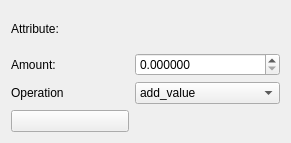
JoelDaDev/mDirt, file lib/UIs/attribute.ui: the form before one commit.
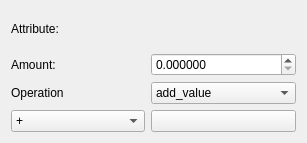
The form after the commit. Icons and pictures are not drawn.

```diff
--- a/lib/UIs/attribute.ui
+++ b/lib/UIs/attribute.ui
@@ -6,7 +6,7 @@
    <rect>
     <x>0</x>
     <y>0</y>
-    <width>291</width>
+    <width>307</width>
     <height>143</height>
    </rect>
   </property>
@@ -14,24 +14,14 @@
    <string>Form</string>
   </property>
   <layout class="QGridLayout" name="gridLayout">
-   <item row="3" column="0">
+   <item row="3" column="1">
     <widget class="QLabel" name="label_4">
      <property name="text">
       <string>Operation</string>
      </property>
     </widget>
    </item>
-   <item row="5" column="0">
-    <widget class="QPushButton" name="attributeRemove">
-     <property name="text">
-      <string/>
-     </property>
-     <property name="icon">
-      <iconset theme="QIcon::ThemeIcon::ListRemove"/>
-     </property>
-    </widget>
-   </item>
-   <item row="3" column="1">
+   <item row="3" column="2">
     <widget class="QComboBox" name="amountOperationBox">
      <item>
       <property name="text">
@@ -50,34 +40,67 @@
      </item>
     </widget>
    </item>
-   <item row="0" column="0">
+   <item row="0" column="1">
     <widget class="QLabel" name="label">
      <property name="text">
       <string>Attribute:</string>
      </property>
     </widget>
    </item>
-   <item row="2" column="0">
+   <item row="2" column="1">
     <widget class="QLabel" name="label_3">
      <property name="text">
       <string>Amount:</string>
      </property>
     </widget>
    </item>
-   <item row="2" column="1">
+   <item row="2" column="2">
     <widget class="QDoubleSpinBox" name="amountSpinBox">
      <property name="decimals">
       <number>6</number>
      </property>
+     <property name="minimum">
+      <double>0.000000000000000</double>
+     </property>
     </widget>
    </item>
-   <item row="0" column="1">
+   <item row="0" column="2">
     <widget class="QLabel" name="attributeLabel">
      <property name="text">
       <string/>
      </property>
     </widget>
    </item>
+   <item row="6" column="2">
+    <widget class="QPushButton" name="attributeRemove">
+     <property name="toolTip">
+      <string>Remove this Attribute</string>
+     </property>
+     <property name="text">
+      <string/>
+     </property>
+     <property name="icon">
+      <iconset theme="QIcon::ThemeIcon::ListRemove"/>
+     </property>
+    </widget>
+   </item>
+   <item row="6" column="1">
+    <widget class="QComboBox" name="attributeSign">
+     <property name="toolTip">
+      <string>Whether the amount done to the attribute is negative or positive.</string>
+     </property>
+     <item>
+      <property name="text">
+       <string>+</string>
+      </property>
+     </item>
+     <item>
+      <property name="text">
+       <string>-</string>
+      </property>
+     </item>
+    </widget>
+   </item>
   </layout>
  </widget>
  <resources/>
```
Left out of the diff: 9 changed lines with no effect on the pictures.
